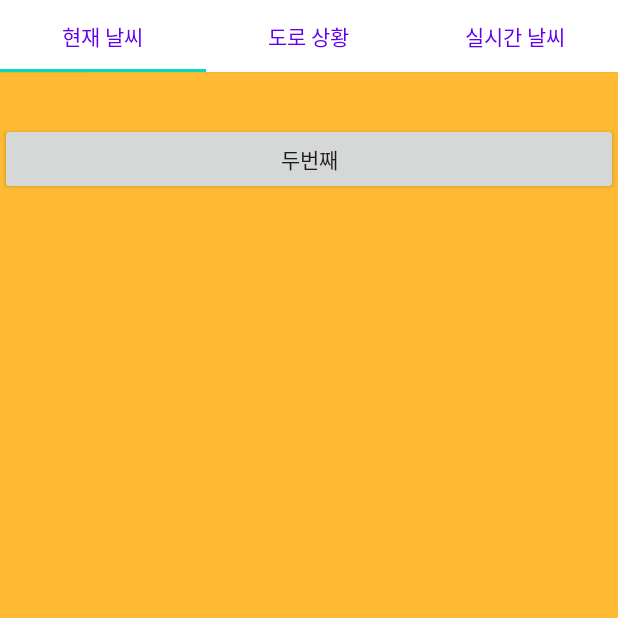
After one commit to eklee0421/Capstone, an Android app: the fragment Fragment2 placed in its activity, on a phone screen of 412 x 824 dp, the top half of it. The commit adds this screen. Run offline under Robolectric (Android 15) with nearby library versions, the phone set to English and light mode, and no system bars.

Commit message:
프레그먼트 및 상단탭 추가

```diff
--- a/Capstone/app/build.gradle
+++ b/Capstone/app/build.gradle
@@ -40,6 +40,6 @@ dependencies {
     androidTestImplementation 'androidx.test.ext:junit:1.1.2'
     androidTestImplementation 'androidx.test.espresso:espresso-core:3.3.0'
     implementation 'com.github.pedroSG94:AutoPermissions:1.0.3'
-
+    implementation 'com.google.android.material:material:1.0.0'
     //implementation 'androidx.appcompat:appcompat:28.0.0'
 }
--- /dev/null
+++ b/Capstone/app/src/main/java/org/techtown/capstone/Fragment1.java
@@ -0,0 +1,17 @@
+package org.techtown.capstone;
+
+import android.os.Bundle;
+import android.view.LayoutInflater;
+import android.view.View;
+import android.view.ViewGroup;
+
+import androidx.appcompat.app.AppCompatActivity;
+import androidx.fragment.app.Fragment;
+
+public class Fragment1 extends Fragment {
+
+    @Override
+    public View onCreateView(LayoutInflater inflater, ViewGroup container, Bundle savedInstanceState) {
+        return inflater.inflate(R.layout.fragment1, container, false);
+    }
+}
--- /dev/null
+++ b/Capstone/app/src/main/java/org/techtown/capstone/Fragment2.java
@@ -0,0 +1,16 @@
+package org.techtown.capstone;
+
+import android.os.Bundle;
+import android.view.LayoutInflater;
+import android.view.View;
+import android.view.ViewGroup;
+
+import androidx.fragment.app.Fragment;
+
+public class Fragment2 extends Fragment {
+
+    @Override
+    public View onCreateView(LayoutInflater inflater, ViewGroup container, Bundle savedInstanceState) {
+        return inflater.inflate(R.layout.fragment2, container, false);
+    }
+}
--- /dev/null
+++ b/Capstone/app/src/main/java/org/techtown/capstone/Fragment3.java
@@ -0,0 +1,16 @@
+package org.techtown.capstone;
+
+import android.os.Bundle;
+import android.view.LayoutInflater;
+import android.view.View;
+import android.view.ViewGroup;
+
+import androidx.fragment.app.Fragment;
+
+public class Fragment3 extends Fragment {
+
+    @Override
+    public View onCreateView(LayoutInflater inflater, ViewGroup container, Bundle savedInstanceState) {
+        return inflater.inflate(R.layout.fragment3, container, false);
+    }
+}
--- a/Capstone/app/src/main/java/org/techtown/capstone/WeatherActivity.java
+++ b/Capstone/app/src/main/java/org/techtown/capstone/WeatherActivity.java
@@ -1,14 +1,57 @@
 package org.techtown.capstone;
 
+import androidx.annotation.Nullable;
 import androidx.appcompat.app.AppCompatActivity;
+import androidx.fragment.app.Fragment;
+import androidx.viewpager.widget.ViewPager;
 
 import android.os.Bundle;
+import android.util.Log;
+
+import com.google.android.material.tabs.TabLayout;
 
 public class WeatherActivity extends AppCompatActivity {
+    Fragment1 fragment1;
+    Fragment2 fragment2;
+    Fragment3 fragment3;
 
     @Override
     protected void onCreate(Bundle savedInstanceState) {
         super.onCreate(savedInstanceState);
         setContentView(R.layout.activity_weather);
+
+        fragment1 = new Fragment1();
+        fragment2 = new Fragment2();
+        fragment3 = new Fragment3();
+
+        getSupportFragmentManager().beginTransaction().replace(R.id.container, fragment1).commit();
+
+        TabLayout tabs = findViewById(R.id.tabs);
+        tabs.addTab(tabs.newTab().setText("현재 날씨"));
+        tabs.addTab(tabs.newTab().setText("도로 상황"));
+        tabs.addTab(tabs.newTab().setText("실시간 날씨"));
+
+        tabs.addOnTabSelectedListener(new TabLayout.OnTabSelectedListener() {
+            @Override
+            public void onTabSelected(TabLayout.Tab tab) {
+                int position = tab.getPosition();
+                Log.d("WeatherActivity", "선택된 탭: " + position);
+                Fragment selected = null;
+                if(position == 0) selected = fragment1;
+                else if(position == 1) selected = fragment2;
+                else if(position == 2) selected = fragment3;
+                getSupportFragmentManager().beginTransaction().replace(R.id.container, selected).commit();
+            }
+
+            @Override
+            public void onTabUnselected(TabLayout.Tab tab) {
+
+            }
+
+            @Override
+            public void onTabReselected(TabLayout.Tab tab) {
+
+            }
+        });
     }
 }
--- a/Capstone/app/src/main/res/layout/activity_weather.xml
+++ b/Capstone/app/src/main/res/layout/activity_weather.xml
@@ -1,24 +1,34 @@
 <?xml version="1.0" encoding="utf-8"?>
-<LinearLayout xmlns:android="http://schemas.android.com/apk/res/android"
+<RelativeLayout xmlns:android="http://schemas.android.com/apk/res/android"
     xmlns:app="http://schemas.android.com/apk/res-auto"
     xmlns:tools="http://schemas.android.com/tools"
     android:layout_width="match_parent"
     android:layout_height="match_parent"
     android:orientation="vertical"
     tools:context=".WeatherActivity">
+    <androidx.coordinatorlayout.widget.CoordinatorLayout
+        android:layout_width="match_parent"
+        android:layout_height="match_parent">
 
-    <LinearLayout
+        <com.google.android.material.tabs.TabLayout
+            android:id="@+id/tabs"
             android:layout_width="match_parent"
-        android:layout_height="0dp"
-        android:layout_weight="20"
-        android:gravity="bottom|left"
-        android:orientation="horizontal"/>
+            android:layout_height="wrap_content"
+            android:background="@android:color/background_light"
+            android:elevation="1dp"
+            app:tabGravity="fill"
+            app:tabMode="fixed"
+            app:tabTextColor="@color/colorPrimary" />
 
         <FrameLayout
+            android:id="@id/container"
             android:layout_width="match_parent"
-    android:layout_height="0dp"
-    android:layout_weight="60">
+            android:layout_height="match_parent"
+            app:layout_behavior="@string/appbar_scrolling_view_behavior">
 
         </FrameLayout>
 
-</LinearLayout>
+    </androidx.coordinatorlayout.widget.CoordinatorLayout>
+
+
+</RelativeLayout>
--- /dev/null
+++ b/Capstone/app/src/main/res/layout/fragment2.xml
@@ -0,0 +1,30 @@
+<?xml version="1.0" encoding="utf-8"?>
+<LinearLayout xmlns:android="http://schemas.android.com/apk/res/android"
+    xmlns:tools="http://schemas.android.com/tools"
+    android:layout_width="match_parent"
+    android:layout_height="match_parent"
+    android:background="@android:color/holo_orange_light"
+    android:orientation="vertical"
+    tools:context=".Fragment2">
+
+    <LinearLayout
+        android:layout_width="match_parent"
+        android:layout_height="0dp"
+        android:layout_weight="10"
+        android:orientation="vertical">
+
+    </LinearLayout>
+
+    <LinearLayout
+        android:layout_width="match_parent"
+        android:layout_height="0dp"
+        android:layout_weight="90"
+        android:orientation="vertical">
+
+        <Button
+            android:id="@+id/button2"
+            android:layout_width="match_parent"
+            android:layout_height="wrap_content"
+            android:text="두번째" />
+    </LinearLayout>
+</LinearLayout>
```
Also changed, not shown: Capstone/app/src/main/res/layout/fragment1.xml (added, +30 -0 lines), Capstone/app/src/main/res/layout/fragment3.xml (added, +30 -0 lines). Lines whose indentation alone changed are shown as unchanged.
